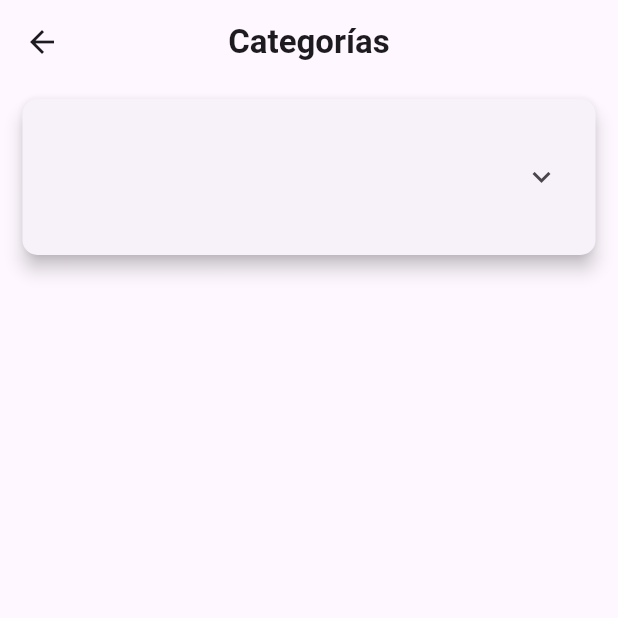
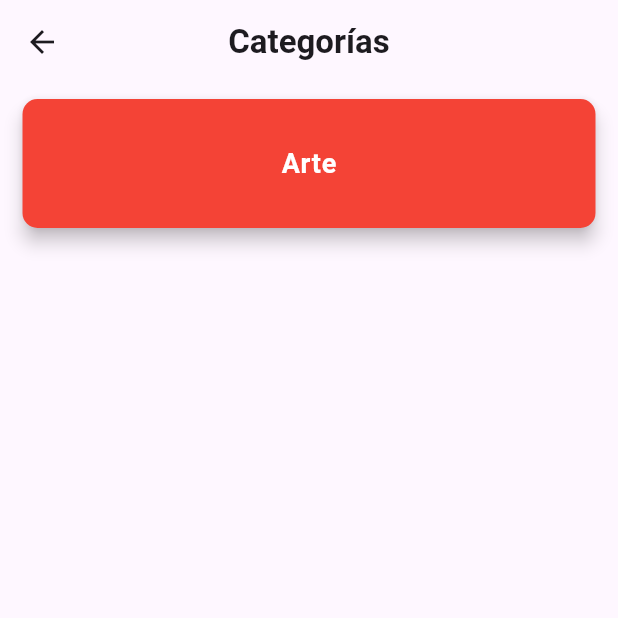
Before and after one commit to lamalover313/The-TriviaGO, a Flutter app: the CategoriesPage screen opened by its route, on a phone screen of 412 x 824 dp, the top half of it. Run offline on Flutter 3.47's test engine with Material 3 defaults, Android fonts, the phone set to English and light mode, and no system bars; our stand-ins replace firebase_auth, firebase_core, flutter_screenutil, font_awesome_flutter, go_router, google_sign_in; accounts and stored records are empty.

Commit message:
dieseno de la card

```diff
--- a/lib/pages/categories_page.dart
+++ b/lib/pages/categories_page.dart
@@ -1,15 +1,22 @@
 import 'package:flutter/material.dart';
 import 'package:go_router/go_router.dart';
+import 'package:myapp/widgets/category_card.dart';
 
 class CategoriesPage extends StatefulWidget {
   const CategoriesPage({super.key});
 
   @override
-  _CategoriesPageState createState() => _CategoriesPageState();
+  CategoriesPageState createState() => CategoriesPageState();
 }
 
-class _CategoriesPageState extends State<CategoriesPage> {
+class CategoriesPageState extends State<CategoriesPage> {
   bool _isExpanded = false;
+
+  void _toggleExpansion() {
+    setState(() {
+      _isExpanded = !_isExpanded;
+    });
+  }
 
   @override
   Widget build(BuildContext context) {
@@ -32,44 +39,12 @@ class _CategoriesPageState extends State<CategoriesPage> {
       body: ListView.builder(
         itemCount: 1,
         itemBuilder: (context, index) {
-          return Card(
-            margin: const EdgeInsets.symmetric(vertical: 10, horizontal: 15),
-            elevation: 5,
-            shape: RoundedRectangleBorder(
-              borderRadius: BorderRadius.circular(10),
-            ),
-            child: ExpansionTile(
-              title: const ListTile(
-                contentPadding: EdgeInsets.all(15),
-                title: Text(''),
-              ),
-              trailing: Icon(
-                _isExpanded ? Icons.expand_less : Icons.expand_more,
-              ),
-              onExpansionChanged: (expanded) {
-                setState(() {
-                  _isExpanded = expanded;
-                });
-              },
-              children: [
-                Column(
-                  children: [
-                    ElevatedButton(
-                      onPressed: () {},
-                      child: const Text('Botón 1'),
-                    ),
-                    ElevatedButton(
-                      onPressed: () {},
-                      child: const Text('Botón 2'),
-                    ),
-                    ElevatedButton(
-                      onPressed: () {},
-                      child: const Text('Botón 3'),
-                    ),
-                  ],
-                ),
-              ],
-            ),
+          return CategoryCard(
+            text: 'Arte',
+            color: Colors.red,
+            onTap: () {},
+            isExpanded: _isExpanded,
+            toggleExpansion: _toggleExpansion,
           );
         },
       ),
--- /dev/null
+++ b/lib/widgets/category_card.dart
@@ -0,0 +1,112 @@
+import 'package:flutter/material.dart';
+
+class CategoryCard extends StatelessWidget {
+  final String text;
+  final Color color;
+  final VoidCallback onTap;
+  final bool isExpanded;
+  final VoidCallback toggleExpansion;
+
+  const CategoryCard({
+    Key? key,
+    required this.text,
+    required this.color,
+    required this.onTap,
+    required this.isExpanded,
+    required this.toggleExpansion,
+  }) : super(key: key);
+
+  @override
+  Widget build(BuildContext context) {
+    return Card(
+      color: color,
+      margin: const EdgeInsets.symmetric(vertical: 10, horizontal: 15),
+      elevation: 5,
+      shape: RoundedRectangleBorder(
+        borderRadius: BorderRadius.circular(10),
+      ),
+      child: Column(
+        children: [
+          InkWell(
+            onTap: toggleExpansion,
+            child: ListTile(
+              contentPadding: const EdgeInsets.all(15),
+              title: Center(
+                child: Text(
+                  text,
+                  style: const TextStyle(
+                    fontWeight: FontWeight.bold,
+                    fontSize: 18,
+                    color: Colors.white,
+                  ),
+                ),
+              ),
+            ),
+          ),
+          if (isExpanded)
+            Column(
+              children: [
+                Padding(
+                  padding: const EdgeInsets.symmetric(horizontal: 10, vertical: 5),
+                  child: InkWell(
+                    onTap: onTap,
+                    child: Container(
+                      color: Colors.white,
+                      width: double.infinity,
+                      height: 50,
+                      alignment: Alignment.center,
+                      child: const Text(
+                        'Fácil',
+                        style: TextStyle(
+                          color: Colors.black,
+                          fontWeight: FontWeight.bold,
+                        ),
+                      ),
+                    ),
+                  ),
+                ),
+                Padding(
+                  padding: const EdgeInsets.symmetric(horizontal: 10, vertical: 5),
+                  child: InkWell(
+                    onTap: onTap,
+                    child: Container(
+                      color: Colors.grey[200],
+                      width: double.infinity,
+                      height: 50,
+                      alignment: Alignment.center,
+                      child: const Text(
+                        'Medio',
+                        style: TextStyle(
+                          color: Colors.black,
+                          fontWeight: FontWeight.bold,
+                        ),
+                      ),
+                    ),
+                  ),
+                ),
+                Padding(
+                  padding: const EdgeInsets.symmetric(horizontal: 10, vertical: 5),
+                  child: InkWell(
+                    onTap: onTap,
+                    child: Container(
+                      color: Colors.grey[800],
+                      width: double.infinity,
+                      height: 50,
+                      alignment: Alignment.center,
+                      child: const Text(
+                        'Difícil',
+                        style: TextStyle(
+                          color: Colors.white,
+                          fontWeight: FontWeight.bold,
+                        ),
+                      ),
+                    ),
+                  ),
+                ),
+              ],
+            ),
+        ],
+      ),
+    );
+  }
+}
```
